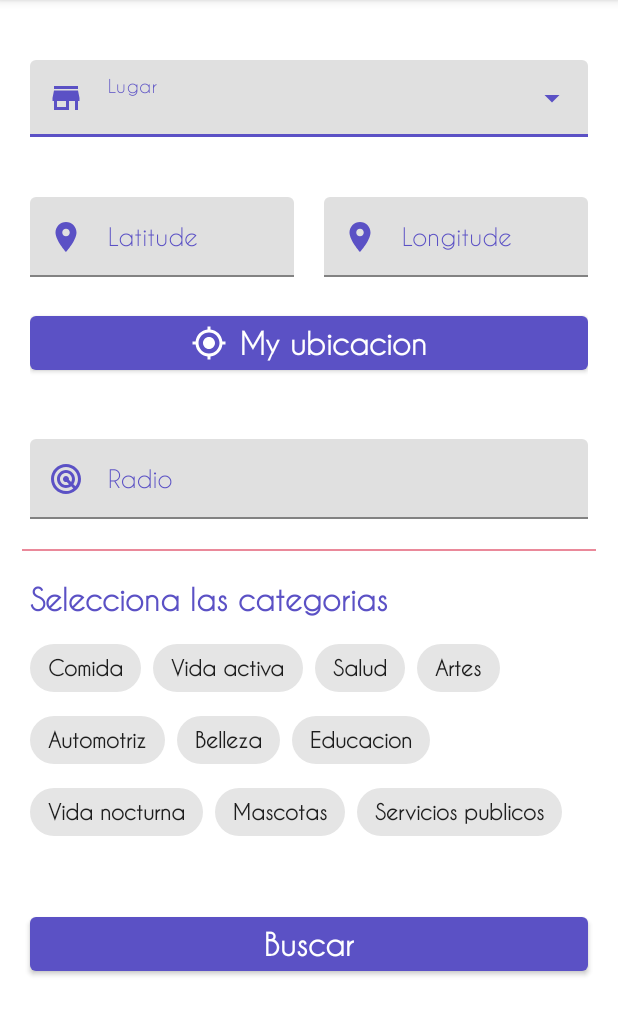
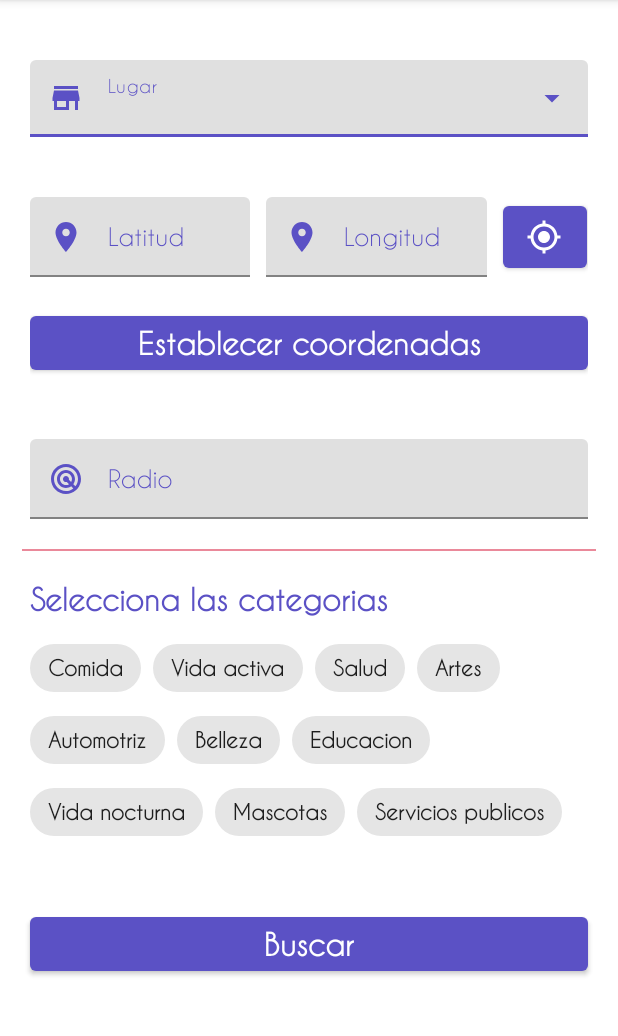
Before and after one commit to MobileProjectsASM/Places, an Android app: the screen it shows after launch (MainActivity), on a phone screen of 412 x 824 dp, the part 84-1120 px from its top. Run offline under Robolectric (Android 15) with nearby library versions, the light colour scheme and no system bars; our stand-ins replace Dagger/Hilt's generated code, RxJava; libraries missing offline, so code that uses them is left out: jdk.internal.org.

Commit message:
Se cambio l disenio de el formulario de busqueda

```diff
--- a/app/src/main/res/layout/fragment_search.xml
+++ b/app/src/main/res/layout/fragment_search.xml
@@ -38,8 +38,8 @@
                     style="@style/text_input_layout_style"
                     android:id="@+id/latitude_text_input_layout"
                     android:layout_width="0dp"
-                    android:layout_weight="0.5"
-                    android:layout_marginEnd="10dp"
+                    android:layout_weight="0.42"
+                    android:layout_marginEnd="5dp"
                     app:startIconDrawable="@drawable/ic_baseline_place_24"
                     app:errorTextAppearance="@style/text_input_text_error_style"
                     android:hint="@string/text_text_input_latitude">
@@ -54,8 +54,9 @@
                     style="@style/text_input_layout_style"
                     android:id="@+id/longitude_text_input_layout"
                     android:layout_width="0dp"
-                    android:layout_weight="0.5"
-                    android:layout_marginStart="10dp"
+                    android:layout_weight="0.42"
+                    android:layout_marginStart="5dp"
+                    android:layout_marginEnd="5dp"
                     app:startIconDrawable="@drawable/ic_baseline_place_24"
                     app:errorTextAppearance="@style/text_input_text_error_style"
                     android:hint="@string/text_text_input_longitude">
@@ -66,14 +67,22 @@
                         android:inputType="numberSigned|numberDecimal"/>
                 </com.google.android.material.textfield.TextInputLayout>
 
+                <com.google.android.material.button.MaterialButton
+                    style="@style/icon_button"
+                    android:id="@+id/my_location_button"
+                    android:layout_width="0dp"
+                    android:layout_height="match_parent"
+                    android:layout_weight="0.16"
+                    android:layout_marginStart="5dp"
+                    app:icon="@drawable/ic_baseline_my_location_24"/>
+
             </LinearLayout>
 
             <com.google.android.material.button.MaterialButton
-                style="@style/icon_button"
-                android:id="@+id/my_location_button"
+                style="@style/contained_button_container_style"
+                android:id="@+id/set_coordinates_button"
                 android:layout_marginTop="20dp"
-                android:text="@string/text_contained_button_get_coordinates"
-                app:icon="@drawable/ic_baseline_my_location_24"/>
+                android:text="@string/text_contained_button_set_coordinates"/>
 
         </LinearLayout>
 
--- a/app/src/main/res/values/strings.xml
+++ b/app/src/main/res/values/strings.xml
@@ -8,8 +8,8 @@
 
     <!--TEXT TEXTS-INPUT-->
     <string name="text_text_input_place">Lugar</string>
-    <string name="text_text_input_latitude">Latitude</string>
-    <string name="text_text_input_longitude">Longitude</string>
+    <string name="text_text_input_latitude">Latitud</string>
+    <string name="text_text_input_longitude">Longitud</string>
     <string name="text_text_input_radius">Radio</string>
     <string name="text_text_input_category">Categoria</string>
     <string name="category_active_life">Vida activa</string>
@@ -26,6 +26,7 @@
     <!--TEXT BUTTONS-->
     <string name="text_contained_button_get_coordinates">My ubicacion</string>
     <string name="text_contained_button_search_places">Buscar</string>
+    <string name="text_contained_button_set_coordinates">Establecer coordenadas</string>
 
     <!--TEXT ERRORS -->
     <string name="text_error_text_input_only_int_numbers">Solo numeros naturales</string>
--- a/app/src/main/res/values/themes.xml
+++ b/app/src/main/res/values/themes.xml
@@ -90,9 +90,9 @@
         <item name="android:textAppearance">@style/text_contained_button_style</item>
     </style>
 
-    <style name="icon_button" parent="default_size_height_style">
+    <style name="icon_button" parent="default_size_fit_style">
         <item name="iconGravity">textStart</item>
-        <item name="android:textAppearance">@style/text_contained_button_style</item>
+        <item name="iconPadding">2dp</item>
     </style>
 
     <!-- DIVIDERS -->
```
